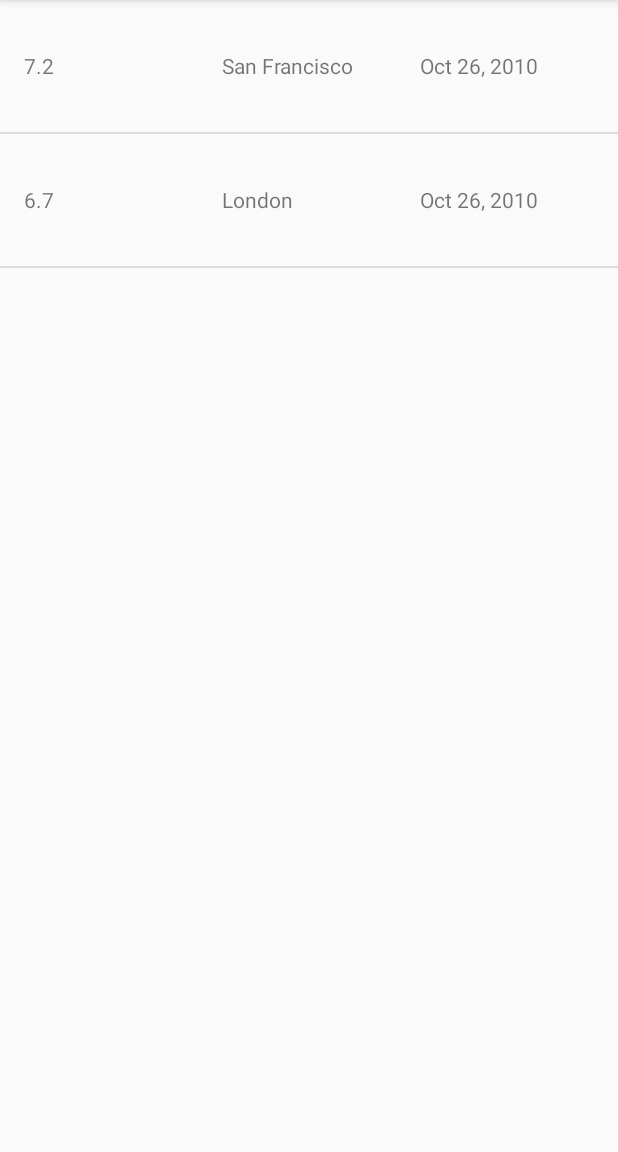
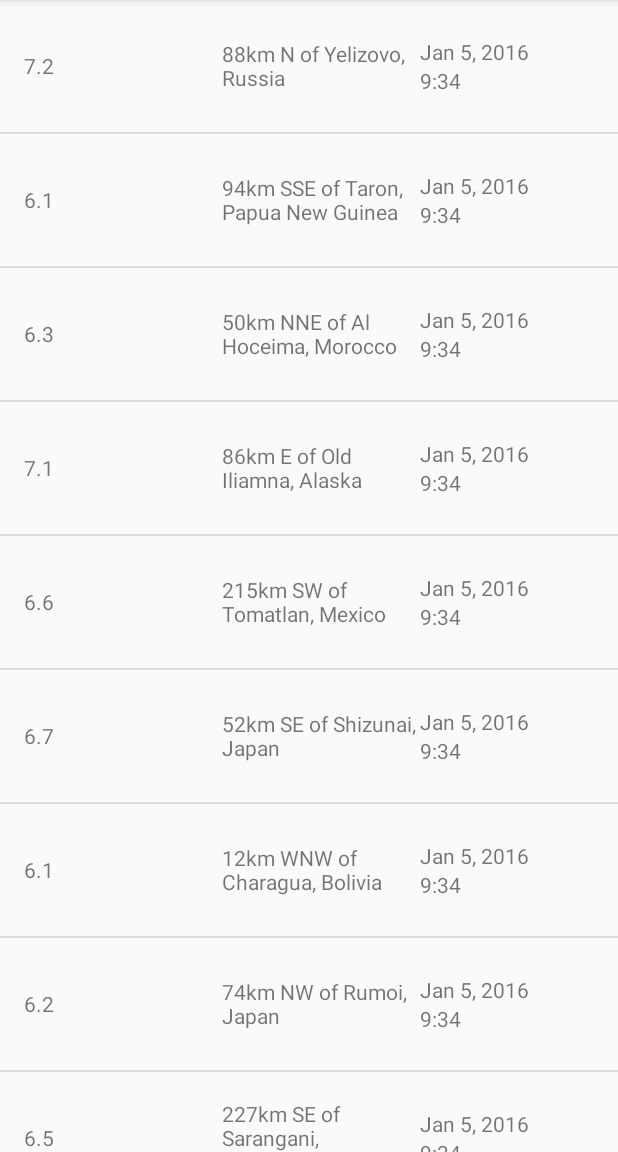
Before and after one commit to SabineScholz/QuakeReport, an Android app: the screen it shows after launch (EarthquakeActivity), on a phone screen of 412 x 824 dp, the part 84-1236 px from its top. Run offline under Robolectric (Android 15) with nearby library versions, the phone set to English and light mode, and no system bars.

Commit message:
json data parsed

```diff
--- a/app/src/main/java/com/example/android/quakereport/Earthquake.java
+++ b/app/src/main/java/com/example/android/quakereport/Earthquake.java
@@ -1,6 +1,6 @@
 package com.example.android.quakereport;
 
-import java.util.Date;
+import java.util.Calendar;
 
 /**
  * Created by Sabine on 25.03.2018.
@@ -10,9 +10,9 @@ public class Earthquake {
 
     private double magnitude;
     private String place;
-    private Date date;
+    private Calendar date;
 
-    public Earthquake(double magnitude, String place, Date date) {
+    public Earthquake(double magnitude, String place, Calendar date) {
         this.magnitude = magnitude;
         this.place = place;
         this.date = date;
@@ -34,11 +34,11 @@ public class Earthquake {
         this.place = place;
     }
 
-    public Date getDate() {
+    public Calendar getDate() {
         return date;
     }
 
-    public void setDate(Date date) {
+    public void setDate(Calendar date) {
         this.date = date;
     }
 
--- a/app/src/main/java/com/example/android/quakereport/EarthquakeActivity.java
+++ b/app/src/main/java/com/example/android/quakereport/EarthquakeActivity.java
@@ -1,13 +1,10 @@
 package com.example.android.quakereport;
 
+import android.os.Bundle;
 import android.support.v7.app.AppCompatActivity;
-import android.os.Bundle;
 import android.widget.ListView;
 
 import java.util.ArrayList;
-import java.util.Calendar;
-import java.util.Date;
-import java.util.GregorianCalendar;
 
 public class EarthquakeActivity extends AppCompatActivity {
 
@@ -16,8 +13,8 @@ public class EarthquakeActivity extends AppCompatActivity {
         super.onCreate(savedInstanceState);
         setContentView(R.layout.activity_earthquake);
 
-        // Create a fake list of earthquakes
-        ArrayList<Earthquake> earthquakes = createEarthquakes();
+        // Create a fake list of earthquakes.
+        ArrayList<Earthquake> earthquakes = QueryUtils.extractEarthquakes();
 
         // Find a reference to the {@link ListView} in the layout
         ListView earthquakeListView = (ListView) findViewById(R.id.list);
@@ -29,12 +26,4 @@ public class EarthquakeActivity extends AppCompatActivity {
         // so the list can be populated in the user interface
         earthquakeListView.setAdapter(adapter);
     }
-
-    private ArrayList<Earthquake> createEarthquakes() {
-        ArrayList<Earthquake> earthquakes = new ArrayList<>();
-        Calendar cal = new GregorianCalendar(2010, 9, 26);
-        earthquakes.add(new Earthquake(7.2, "San Francisco", cal.getTime()));
-        earthquakes.add(new Earthquake(6.7, "London", cal.getTime()));
-        return earthquakes;
-    }
 }
--- a/app/src/main/java/com/example/android/quakereport/EarthquakeAdapter.java
+++ b/app/src/main/java/com/example/android/quakereport/EarthquakeAdapter.java
@@ -8,6 +8,7 @@ import android.widget.ArrayAdapter;
 import android.widget.TextView;
 
 import java.text.DateFormat;
+import java.text.SimpleDateFormat;
 import java.util.ArrayList;
 
 /**
@@ -34,11 +35,13 @@ public class EarthquakeAdapter  extends ArrayAdapter<Earthquake> {
         TextView magnitudeTextView = convertView.findViewById(R.id.magnitude);
         TextView placeTextView = convertView.findViewById(R.id.place);
         TextView dateTextView = convertView.findViewById(R.id.date);
+        TextView timeTextView = convertView.findViewById(R.id.time);
 
         magnitudeTextView.setText(Double.toString(earthquake.getMagnitude()));
         placeTextView.setText(earthquake.getPlace());
-
-        dateTextView.setText(DateFormat.getDateInstance().format(earthquake.getDate()));
+        dateTextView.setText(DateFormat.getDateInstance().format(earthquake.getDate().getTime()));
+        SimpleDateFormat sdf = new SimpleDateFormat("h:mm");
+        timeTextView.setText(sdf.format(earthquake.getDate().getTimeInMillis()));
 
         return convertView;
     }
--- /dev/null
+++ b/app/src/main/java/com/example/android/quakereport/QueryUtils.java
@@ -0,0 +1,84 @@
+package com.example.android.quakereport;
+
+import android.util.Log;
+
+import org.json.JSONArray;
+import org.json.JSONException;
+import org.json.JSONObject;
+
+import java.util.ArrayList;
+import java.util.Calendar;
+import java.util.GregorianCalendar;
+
+/**
+ * Helper methods related to requesting and receiving earthquake data from USGS.
+ */
+public class QueryUtils {
+
+    /** Sample JSON response for a USGS query */
+    private static final String SAMPLE_JSON_RESPONSE = "{\"type\":\"FeatureCollection\",\"metadata\":{\"generated\":1462295443000,\"url\":\"http://earthquake.usgs.gov/fdsnws/event/1/query?format=geojson&starttime=2016-01-01&endtime=2016-01-31&minmag=6&limit=10\",\"title\":\"USGS Earthquakes\",\"status\":200,\"api\":\"1.5.2\",\"limit\":10,\"offset\":1,\"count\":10},\"features\":[{\"type\":\"Feature\",\"properties\":{\"mag\":7.2,\"place\":\"88km N of Yelizovo, Russia\",\"time\":1454124312220,\"updated\":1460674294040,\"tz\":720,\"url\":\"http://earthquake.usgs.gov/earthquakes/eventpage/us20004vvx\",\"detail\":\"http://earthquake.usgs.gov/fdsnws/event/1/query?eventid=us20004vvx&format=geojson\",\"felt\":2,\"cdi\":3.4,\"mmi\":5.82,\"alert\":\"green\",\"status\":\"reviewed\",\"tsunami\":1,\"sig\":798,\"net\":\"us\",\"code\":\"20004vvx\",\"ids\":\",at00o1qxho,pt16030050,us20004vvx,gcmt20160130032510,\",\"sources\":\",at,pt,us,gcmt,\",\"types\":\",cap,dyfi,finite-fault,general-link,general-text,geoserve,impact-link,impact-text,losspager,moment-tensor,nearby-cities,origin,phase-data,shakemap,tectonic-summary,\",\"nst\":null,\"dmin\":0.958,\"rms\":1.19,\"gap\":17,\"magType\":\"mww\",\"type\":\"earthquake\",\"title\":\"M 7.2 - 88km N of Yelizovo, Russia\"},\"geometry\":{\"type\":\"Point\",\"coordinates\":[158.5463,53.9776,177]},\"id\":\"us20004vvx\"},\n" +
+            "{\"type\":\"Feature\",\"properties\":{\"mag\":6.1,\"place\":\"94km SSE of Taron, Papua New Guinea\",\"time\":1453777820750,\"updated\":1460156775040,\"tz\":600,\"url\":\"http://earthquake.usgs.gov/earthquakes/eventpage/us20004uks\",\"detail\":\"http://earthquake.usgs.gov/fdsnws/event/1/query?eventid=us20004uks&format=geojson\",\"felt\":null,\"cdi\":null,\"mmi\":4.1,\"alert\":\"green\",\"status\":\"reviewed\",\"tsunami\":1,\"sig\":572,\"net\":\"us\",\"code\":\"20004uks\",\"ids\":\",us20004uks,gcmt20160126031023,\",\"sources\":\",us,gcmt,\",\"types\":\",cap,geoserve,losspager,moment-tensor,nearby-cities,origin,phase-data,shakemap,tectonic-summary,\",\"nst\":null,\"dmin\":1.537,\"rms\":0.74,\"gap\":25,\"magType\":\"mww\",\"type\":\"earthquake\",\"title\":\"M 6.1 - 94km SSE of Taron, Papua New Guinea\"},\"geometry\":{\"type\":\"Point\",\"coordinates\":[153.2454,-5.2952,26]},\"id\":\"us20004uks\"},\n" +
+            "{\"type\":\"Feature\",\"properties\":{\"mag\":6.3,\"place\":\"50km NNE of Al Hoceima, Morocco\",\"time\":1453695722730,\"updated\":1460156773040,\"tz\":0,\"url\":\"http://earthquake.usgs.gov/earthquakes/eventpage/us10004gy9\",\"detail\":\"http://earthquake.usgs.gov/fdsnws/event/1/query?eventid=us10004gy9&format=geojson\",\"felt\":117,\"cdi\":7.2,\"mmi\":5.28,\"alert\":\"green\",\"status\":\"reviewed\",\"tsunami\":0,\"sig\":695,\"net\":\"us\",\"code\":\"10004gy9\",\"ids\":\",us10004gy9,gcmt20160125042203,\",\"sources\":\",us,gcmt,\",\"types\":\",cap,dyfi,geoserve,impact-text,losspager,moment-tensor,nearby-cities,origin,phase-data,shakemap,tectonic-summary,\",\"nst\":null,\"dmin\":2.201,\"rms\":0.92,\"gap\":20,\"magType\":\"mww\",\"type\":\"earthquake\",\"title\":\"M 6.3 - 50km NNE of Al Hoceima, Morocco\"},\"geometry\":{\"type\":\"Point\",\"coordinates\":[-3.6818,35.6493,12]},\"id\":\"us10004gy9\"},\n" +
+            "{\"type\":\"Feature\",\"properties\":{\"mag\":7.1,\"place\":\"86km E of Old Iliamna, Alaska\",\"time\":1453631430230,\"updated\":1460156770040,\"tz\":-540,\"url\":\"http://earthquake.usgs.gov/earthquakes/eventpage/us10004gqp\",\"detail\":\"http://earthquake.usgs.gov/fdsnws/event/1/query?eventid=us10004gqp&format=geojson\",\"felt\":1816,\"cdi\":7.2,\"mmi\":6.6,\"alert\":\"green\",\"status\":\"reviewed\",\"tsunami\":1,\"sig\":1496,\"net\":\"us\",\"code\":\"10004gqp\",\"ids\":\",at00o1gd6r,us10004gqp,ak12496371,gcmt20160124103030,\",\"sources\":\",at,us,ak,gcmt,\",\"types\":\",cap,dyfi,finite-fault,general-link,general-text,geoserve,impact-link,impact-text,losspager,moment-tensor,nearby-cities,origin,phase-data,shakemap,tectonic-summary,trump-origin,\",\"nst\":null,\"dmin\":0.72,\"rms\":2.11,\"gap\":19,\"magType\":\"mww\",\"type\":\"earthquake\",\"title\":\"M 7.1 - 86km E of Old Iliamna, Alaska\"},\"geometry\":{\"type\":\"Point\",\"coordinates\":[-153.4051,59.6363,129]},\"id\":\"us10004gqp\"},\n" +
+            "{\"type\":\"Feature\",\"properties\":{\"mag\":6.6,\"place\":\"215km SW of Tomatlan, Mexico\",\"time\":1453399617650,\"updated\":1459963829040,\"tz\":-420,\"url\":\"http://earthquake.usgs.gov/earthquakes/eventpage/us10004g4l\",\"detail\":\"http://earthquake.usgs.gov/fdsnws/event/1/query?eventid=us10004g4l&format=geojson\",\"felt\":11,\"cdi\":2.7,\"mmi\":3.92,\"alert\":\"green\",\"status\":\"reviewed\",\"tsunami\":1,\"sig\":673,\"net\":\"us\",\"code\":\"10004g4l\",\"ids\":\",at00o1bebo,pt16021050,us10004g4l,gcmt20160121180659,\",\"sources\":\",at,pt,us,gcmt,\",\"types\":\",cap,dyfi,geoserve,impact-link,impact-text,losspager,moment-tensor,nearby-cities,origin,phase-data,shakemap,tectonic-summary,\",\"nst\":null,\"dmin\":2.413,\"rms\":0.98,\"gap\":74,\"magType\":\"mww\",\"type\":\"earthquake\",\"title\":\"M 6.6 - 215km SW of Tomatlan, Mexico\"},\"geometry\":{\"type\":\"Point\",\"coordinates\":[-106.9337,18.8239,10]},\"id\":\"us10004g4l\"},\n" +
+            "{\"type\":\"Feature\",\"properties\":{\"mag\":6.7,\"place\":\"52km SE of Shizunai, Japan\",\"time\":1452741933640,\"updated\":1459304879040,\"tz\":540,\"url\":\"http://earthquake.usgs.gov/earthquakes/eventpage/us10004ebx\",\"detail\":\"http://earthquake.usgs.gov/fdsnws/event/1/query?eventid=us10004ebx&format=geojson\",\"felt\":51,\"cdi\":5.8,\"mmi\":6.45,\"alert\":\"green\",\"status\":\"reviewed\",\"tsunami\":1,\"sig\":720,\"net\":\"us\",\"code\":\"10004ebx\",\"ids\":\",us10004ebx,pt16014050,at00o0xauk,gcmt20160114032534,\",\"sources\":\",us,pt,at,gcmt,\",\"types\":\",associate,cap,dyfi,geoserve,impact-link,impact-text,losspager,moment-tensor,nearby-cities,origin,phase-data,shakemap,\",\"nst\":null,\"dmin\":0.281,\"rms\":0.98,\"gap\":22,\"magType\":\"mww\",\"type\":\"earthquake\",\"title\":\"M 6.7 - 52km SE of Shizunai, Japan\"},\"geometry\":{\"type\":\"Point\",\"coordinates\":[142.781,41.9723,46]},\"id\":\"us10004ebx\"},\n" +
+            "{\"type\":\"Feature\",\"properties\":{\"mag\":6.1,\"place\":\"12km WNW of Charagua, Bolivia\",\"time\":1452741928270,\"updated\":1459304879040,\"tz\":-240,\"url\":\"http://earthquake.usgs.gov/earthquakes/eventpage/us10004ebw\",\"detail\":\"http://earthquake.usgs.gov/fdsnws/event/1/query?eventid=us10004ebw&format=geojson\",\"felt\":3,\"cdi\":2.2,\"mmi\":2.21,\"alert\":\"green\",\"status\":\"reviewed\",\"tsunami\":0,\"sig\":573,\"net\":\"us\",\"code\":\"10004ebw\",\"ids\":\",us10004ebw,gcmt20160114032528,\",\"sources\":\",us,gcmt,\",\"types\":\",cap,dyfi,geoserve,impact-text,losspager,moment-tensor,nearby-cities,origin,phase-data,shakemap,tectonic-summary,\",\"nst\":null,\"dmin\":5.492,\"rms\":1.04,\"gap\":16,\"magType\":\"mww\",\"type\":\"earthquake\",\"title\":\"M 6.1 - 12km WNW of Charagua, Bolivia\"},\"geometry\":{\"type\":\"Point\",\"coordinates\":[-63.3288,-19.7597,582.56]},\"id\":\"us10004ebw\"},\n" +
+            "{\"type\":\"Feature\",\"properties\":{\"mag\":6.2,\"place\":\"74km NW of Rumoi, Japan\",\"time\":1452532083920,\"updated\":1459304875040,\"tz\":540,\"url\":\"http://earthquake.usgs.gov/earthquakes/eventpage/us10004djn\",\"detail\":\"http://earthquake.usgs.gov/fdsnws/event/1/query?eventid=us10004djn&format=geojson\",\"felt\":8,\"cdi\":3.4,\"mmi\":3.74,\"alert\":\"green\",\"status\":\"reviewed\",\"tsunami\":0,\"sig\":594,\"net\":\"us\",\"code\":\"10004djn\",\"ids\":\",us10004djn,gcmt20160111170803,\",\"sources\":\",us,gcmt,\",\"types\":\",cap,dyfi,geoserve,impact-text,losspager,moment-tensor,nearby-cities,origin,phase-data,shakemap,tectonic-summary,\",\"nst\":null,\"dmin\":1.139,\"rms\":0.96,\"gap\":33,\"magType\":\"mww\",\"type\":\"earthquake\",\"title\":\"M 6.2 - 74km NW of Rumoi, Japan\"},\"geometry\":{\"type\":\"Point\",\"coordinates\":[141.0867,44.4761,238.81]},\"id\":\"us10004djn\"},\n" +
+            "{\"type\":\"Feature\",\"properties\":{\"mag\":6.5,\"place\":\"227km SE of Sarangani, Philippines\",\"time\":1452530285900,\"updated\":1459304874040,\"tz\":480,\"url\":\"http://earthquake.usgs.gov/earthquakes/eventpage/us10004dj5\",\"detail\":\"http://earthquake.usgs.gov/fdsnws/event/1/query?eventid=us10004dj5&format=geojson\",\"felt\":1,\"cdi\":2.7,\"mmi\":7.5,\"alert\":\"green\",\"status\":\"reviewed\",\"tsunami\":1,\"sig\":650,\"net\":\"us\",\"code\":\"10004dj5\",\"ids\":\",at00o0srjp,pt16011050,us10004dj5,gcmt20160111163807,\",\"sources\":\",at,pt,us,gcmt,\",\"types\":\",cap,dyfi,geoserve,impact-link,impact-text,losspager,moment-tensor,nearby-cities,origin,phase-data,shakemap,tectonic-summary,\",\"nst\":null,\"dmin\":3.144,\"rms\":0.72,\"gap\":22,\"magType\":\"mww\",\"type\":\"earthquake\",\"title\":\"M 6.5 - 227km SE of Sarangani, Philippines\"},\"geometry\":{\"type\":\"Point\",\"coordinates\":[126.8621,3.8965,13]},\"id\":\"us10004dj5\"},\n" +
+            "{\"type\":\"Feature\",\"properties\":{\"mag\":6,\"place\":\"Pacific-Antarctic Ridge\",\"time\":1451986454620,\"updated\":1459202978040,\"tz\":-540,\"url\":\"http://earthquake.usgs.gov/earthquakes/eventpage/us10004bgk\",\"detail\":\"http://earthquake.usgs.gov/fdsnws/event/1/query?eventid=us10004bgk&format=geojson\",\"felt\":0,\"cdi\":1,\"mmi\":0,\"alert\":\"green\",\"status\":\"reviewed\",\"tsunami\":0,\"sig\":554,\"net\":\"us\",\"code\":\"10004bgk\",\"ids\":\",us10004bgk,gcmt20160105093415,\",\"sources\":\",us,gcmt,\",\"types\":\",cap,dyfi,geoserve,losspager,moment-tensor,nearby-cities,origin,phase-data,shakemap,\",\"nst\":null,\"dmin\":30.75,\"rms\":0.67,\"gap\":71,\"magType\":\"mww\",\"type\":\"earthquake\",\"title\":\"M 6.0 - Pacific-Antarctic Ridge\"},\"geometry\":{\"type\":\"Point\",\"coordinates\":[-136.2603,-54.2906,10]},\"id\":\"us10004bgk\"}],\"bbox\":[-153.4051,-54.2906,10,158.5463,59.6363,582.56]}";
+
+    /**
+     * Create a private constructor because no one should ever create a {@link QueryUtils} object.
+     * This class is only meant to hold static variables and methods, which can be accessed
+     * directly from the class name QueryUtils (and an object instance of QueryUtils is not needed).
+     */
+    private QueryUtils() {
+    }
+
+    /**
+     * Return a list of {@link Earthquake} objects that has been built up from
+     * parsing a JSON response.
+     */
+    public static ArrayList<Earthquake> extractEarthquakes() {
+
+        // Create an empty ArrayList that we can start adding earthquakes to
+        ArrayList<Earthquake> earthquakes = new ArrayList<>();
+
+        // Try to parse the SAMPLE_JSON_RESPONSE. If there's a problem with the way the JSON
+        // is formatted, a JSONException exception object will be thrown.
+        // Catch the exception so the app doesn't crash, and print the error message to the logs.
+        try {
+
+            // create JSON object
+            JSONObject root = new JSONObject(SAMPLE_JSON_RESPONSE);
+
+            // get the array containing earthquakes
+            JSONArray features = root.getJSONArray("features");
+
+            Earthquake earthquake;
+            double magnitude;
+            String place;
+            Calendar date = GregorianCalendar.getInstance();
+
+
+            // create an Earthquake object from each element in the features array
+            for(int i = 0; i < features.length(); i++) {
+                magnitude = features.getJSONObject(i).getJSONObject("properties").getDouble("mag");
+                place = features.getJSONObject(i).getJSONObject("properties").getString("place");
+                date.setTimeInMillis(features.getJSONObject(i).getJSONObject("properties").getLong("time"));
+
+                earthquake = new Earthquake(magnitude, place, date);
+                earthquakes.add(earthquake);
+            }
+
+        } catch (JSONException e) {
+            // If an error is thrown when executing any of the above statements in the "try" block,
+            // catch the exception here, so the app doesn't crash. Print a log message
+            // with the message from the exception.
+            Log.e("QueryUtils", "Problem parsing the earthquake JSON results", e);
+        }
+
+        // Return the list of earthquakes
+        return earthquakes;
+    }
+}
--- a/app/src/main/res/layout/item_earthquake.xml
+++ b/app/src/main/res/layout/item_earthquake.xml
@@ -4,29 +4,45 @@
     android:layout_height="@dimen/list_item_height"
     android:orientation="horizontal"
     android:paddingLeft="@dimen/list_item_padding">
+
     <TextView
         android:id="@+id/magnitude"
         android:layout_width="0dp"
         android:layout_height="match_parent"
         android:layout_weight="1"
-        android:text="7.2"
         android:gravity="center_vertical"
-        />
+        android:text="7.2" />
+
     <TextView
         android:id="@+id/place"
         android:layout_width="0dp"
         android:layout_height="match_parent"
         android:layout_weight="1"
-        android:text="San Franscisco"
         android:gravity="center_vertical"
-        />
-    <TextView
-        android:id="@+id/date"
+        android:text="San Franscisco" />
+
+    <LinearLayout
         android:layout_width="0dp"
         android:layout_height="match_parent"
         android:layout_weight="1"
-        android:text="Feb 2, 2016"
-        android:gravity="center_vertical"
-        />
+        android:orientation="vertical">
+
+        <TextView
+            android:id="@+id/date"
+            android:layout_width="wrap_content"
+            android:layout_height="0dp"
+            android:layout_weight="1"
+            android:gravity="bottom"
+            android:text="Feb 2, 2016" />
+
+        <TextView
+            android:id="@+id/time"
+            android:layout_width="wrap_content"
+            android:layout_height="0dp"
+            android:layout_weight="1"
+            android:gravity="top"
+            android:text="11:30 pm" />
+
+    </LinearLayout>
 
 </LinearLayout>
```
